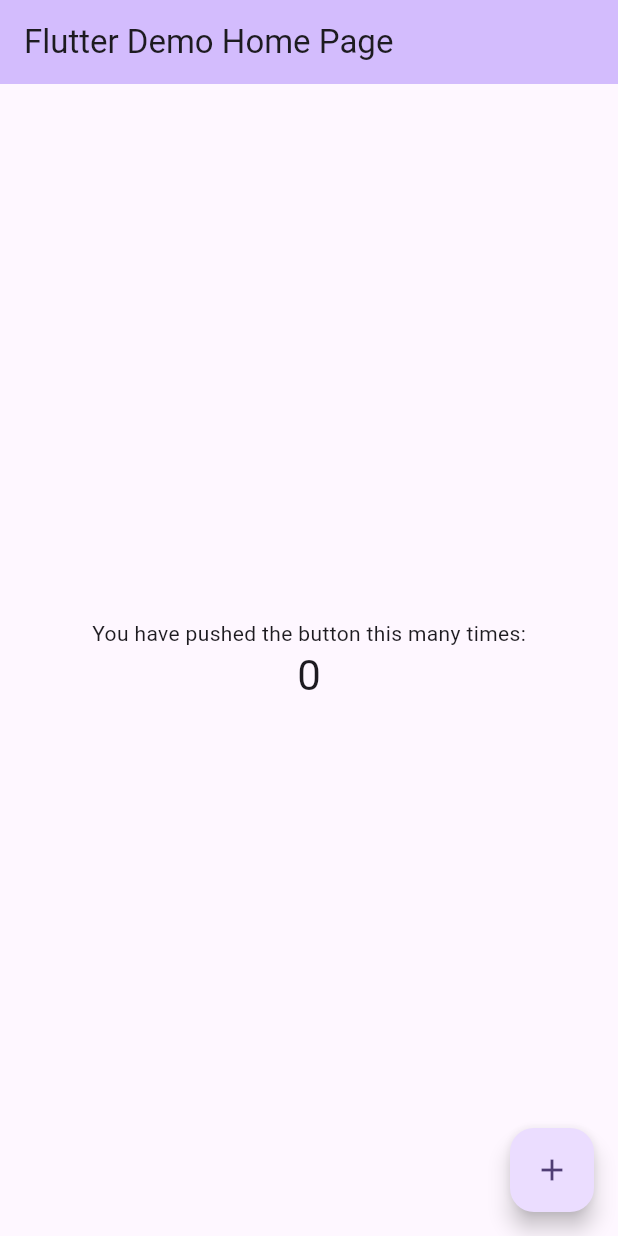
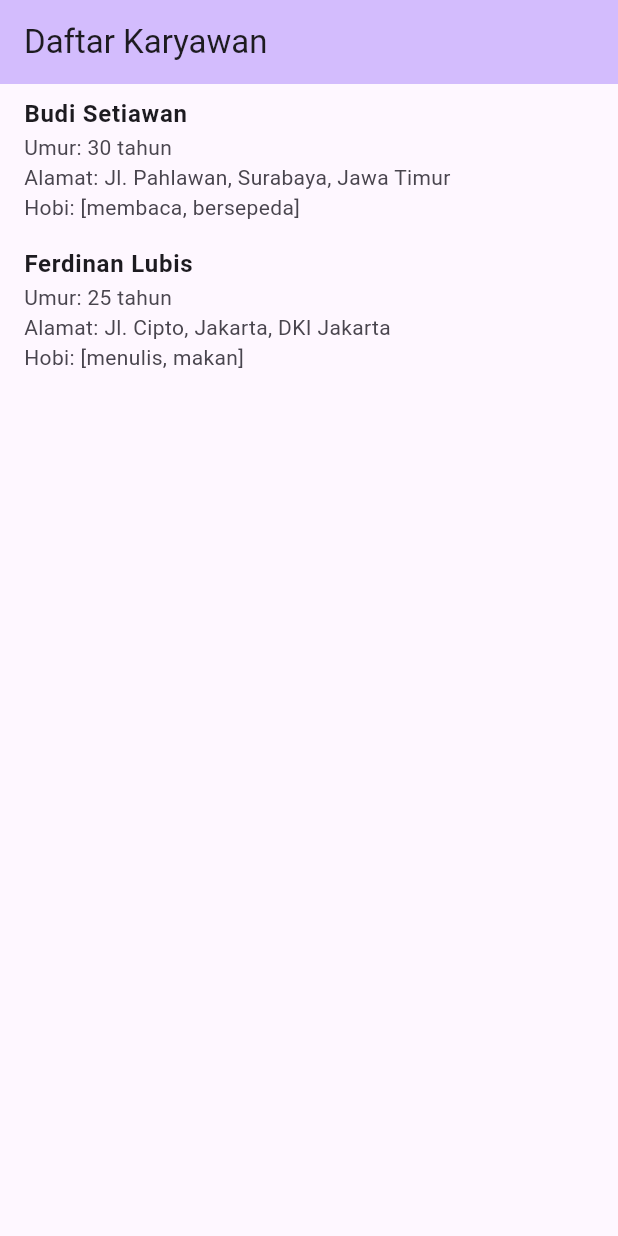
Before and after one commit to Mobile-Programming-MDP/project-latihan-pab2-Davinvincenzel, a Flutter app: the screen it shows after launch, on a phone screen of 412 x 824 dp. Run offline on Flutter 3.47's test engine with Material 3 defaults, Android fonts, the phone set to English and light mode, and no system bars.

Commit message:
ADD : daftar karyawan

```diff
--- /dev/null
+++ b/karyawan/assets/karyawan.json
@@ -0,0 +1,22 @@
+[
+    {
+        "nama" : "Budi Setiawan",
+        "umur" : 30,
+        "alamat" : {
+            "jalan" : "Jl. Pahlawan",
+            "kota" : "Surabaya",
+            "provinsi" : "Jawa Timur"
+        },
+        "hobi" : ["membaca", "bersepeda"]
+    },
+    {
+        "nama" : "Ferdinan Lubis",
+        "umur" : 25,
+        "alamat" : {
+            "jalan" : "Jl. Cipto",
+            "kota" : "Jakarta",
+            "provinsi" : "DKI Jakarta"
+        },
+        "hobi" : ["menulis", "makan"]
+    }
+]
--- a/karyawan/lib/main.dart
+++ b/karyawan/lib/main.dart
@@ -1,4 +1,8 @@
+import 'dart:convert';
+
 import 'package:flutter/material.dart';
+import 'package:flutter/services.dart';
+import 'package:karyawan/models/karyawan.dart';
 
 void main() {
   runApp(const MyApp());
@@ -7,119 +11,67 @@ void main() {
 class MyApp extends StatelessWidget {
   const MyApp({super.key});
 
-  // This widget is the root of your application.
   @override
   Widget build(BuildContext context) {
     return MaterialApp(
-      title: 'Flutter Demo',
+      title: "Daftar Karyawan",
       theme: ThemeData(
-        // This is the theme of your application.
-        //
-        // TRY THIS: Try running your application with "flutter run". You'll see
-        // the application has a purple toolbar. Then, without quitting the app,
-        // try changing the seedColor in the colorScheme below to Colors.green
-        // and then invoke "hot reload" (save your changes or press the "hot
-        // reload" button in a Flutter-supported IDE, or press "r" if you used
-        // the command line to start the app).
-        //
-        // Notice that the counter didn't reset back to zero; the application
-        // state is not lost during the reload. To reset the state, use hot
-        // restart instead.
-        //
-        // This works for code too, not just values: Most code changes can be
-        // tested with just a hot reload.
-        colorScheme: ColorScheme.fromSeed(seedColor: Colors.deepPurple),
-        useMaterial3: true,
-      ),
-      home: const MyHomePage(title: 'Flutter Demo Home Page'),
+          colorScheme: ColorScheme.fromSeed(seedColor: Colors.deepPurple),
+          useMaterial3: true),
+      home: const MyHomePage(),
     );
   }
 }
 
-class MyHomePage extends StatefulWidget {
-  const MyHomePage({super.key, required this.title});
-
-  // This widget is the home page of your application. It is stateful, meaning
-  // that it has a State object (defined below) that contains fields that affect
-  // how it looks.
-
-  // This class is the configuration for the state. It holds the values (in this
-  // case the title) provided by the parent (in this case the App widget) and
-  // used by the build method of the State. Fields in a Widget subclass are
-  // always marked "final".
-
-  final String title;
-
-  @override
-  State<MyHomePage> createState() => _MyHomePageState();
-}
-
-class _MyHomePageState extends State<MyHomePage> {
-  int _counter = 0;
-
-  void _incrementCounter() {
-    setState(() {
-      // This call to setState tells the Flutter framework that something has
-      // changed in this State, which causes it to rerun the build method below
-      // so that the display can reflect the updated values. If we changed
-      // _counter without calling setState(), then the build method would not be
-      // called again, and so nothing would appear to happen.
-      _counter++;
-    });
+class MyHomePage extends StatelessWidget {
+  const MyHomePage({super.key});
+  Future<List<Karyawan>> _readJsonData() async {
+    String response = await rootBundle.loadString("assets/karyawan.json");
+    final List<dynamic> data = json.decode(response);
+    return data.map((json) => Karyawan.fromJson(json)).toList();
   }
 
   @override
   Widget build(BuildContext context) {
-    // This method is rerun every time setState is called, for instance as done
-    // by the _incrementCounter method above.
-    //
-    // The Flutter framework has been optimized to make rerunning build methods
-    // fast, so that you can just rebuild anything that needs updating rather
-    // than having to individually change instances of widgets.
     return Scaffold(
       appBar: AppBar(
-        // TRY THIS: Try changing the color here to a specific color (to
-        // Colors.amber, perhaps?) and trigger a hot reload to see the AppBar
-        // change color while the other colors stay the same.
         backgroundColor: Theme.of(context).colorScheme.inversePrimary,
-        // Here we take the value from the MyHomePage object that was created by
-        // the App.build method, and use it to set our appbar title.
-        title: Text(widget.title),
+        title: const Text("Daftar Karyawan"),
       ),
-      body: Center(
-        // Center is a layout widget. It takes a single child and positions it
-        // in the middle of the parent.
-        child: Column(
-          // Column is also a layout widget. It takes a list of children and
-          // arranges them vertically. By default, it sizes itself to fit its
-          // children horizontally, and tries to be as tall as its parent.
-          //
-          // Column has various properties to control how it sizes itself and
-          // how it positions its children. Here we use mainAxisAlignment to
-          // center the children vertically; the main axis here is the vertical
-          // axis because Columns are vertical (the cross axis would be
-          // horizontal).
-          //
-          // TRY THIS: Invoke "debug painting" (choose the "Toggle Debug Paint"
-          // action in the IDE, or press "p" in the console), to see the
-          // wireframe for each widget.
-          mainAxisAlignment: MainAxisAlignment.center,
-          children: <Widget>[
-            const Text(
-              'You have pushed the button this many times:',
-            ),
-            Text(
-              '$_counter',
-              style: Theme.of(context).textTheme.headlineMedium,
-            ),
-          ],
-        ),
-      ),
-      floatingActionButton: FloatingActionButton(
-        onPressed: _incrementCounter,
-        tooltip: 'Increment',
-        child: const Icon(Icons.add),
-      ), // This trailing comma makes auto-formatting nicer for build methods.
+      body: FutureBuilder<List<Karyawan>>(
+          future: _readJsonData(),
+          builder: (context, snapshot) {
+            if (snapshot.hasData) {
+              return ListView.builder(
+                  itemCount: snapshot.data!.length,
+                  itemBuilder: (context, index) {
+                    return ListTile(
+                        title: Text(
+                          snapshot.data![index].nama,
+                          style: const TextStyle(fontWeight: FontWeight.bold),
+                        ),
+                        subtitle: Column(
+                          crossAxisAlignment: CrossAxisAlignment.start,
+                          children: [
+                            Text("Umur: ${snapshot.data![index].umur} tahun"),
+                            Text(
+                                "Alamat: ${snapshot.data![index].alamat.jalan}, "
+                                "${snapshot.data![index].alamat.kota}, "
+                                "${snapshot.data![index].alamat.provinsi}"),
+                            if (snapshot.data![index].hobi.length > 1)
+                              Text("Hobi: ${snapshot.data![index].hobi}")
+                          ],
+                        ));
+                  });
+            } else if (snapshot.hasError) {
+              return Center(
+                child: Text('${snapshot.error}'),
+              );
+            }
+            return const Center(
+              child: CircularProgressIndicator(),
+            );
+          }),
     );
   }
 }
--- /dev/null
+++ b/karyawan/lib/models/karyawan.dart
@@ -0,0 +1,37 @@
+class Karyawan {
+  final String nama;
+  final int umur;
+  final Alamat alamat;
+  final List<String> hobi;
+
+  Karyawan(
+      {required this.nama,
+      required this.umur,
+      required this.alamat,
+      required this.hobi});
+
+  factory Karyawan.fromJson(Map<String, dynamic> json) {
+    return Karyawan(
+      nama: json['nama'],
+      umur: json['umur'],
+      alamat: Alamat.fromJson(json['alamat']),
+      hobi: List<String>.from(json['hobi']),
+    );
+  }
+}
+
+class Alamat {
+  final String jalan;
+  final String kota;
+  final String provinsi;
+
+  Alamat({required this.jalan, required this.kota, required this.provinsi});
+
+  factory Alamat.fromJson(Map<String, dynamic> json) {
+    return Alamat(
+      jalan: json['jalan'],
+      kota: json['kota'],
+      provinsi: json['provinsi'],
+    );
+  }
+}
--- a/karyawan/pubspec.yaml
+++ b/karyawan/pubspec.yaml
@@ -46,6 +46,7 @@ dev_dependencies:
   # rules and activating additional ones.
   flutter_lints: ^5.0.0
 
+
 # For information on the generic Dart part of this file, see the
 # following page: https://dart.dev/tools/pub/pubspec
 
@@ -56,6 +57,8 @@ flutter:
   # included with your application, so that you can use the icons in
   # the material Icons class.
   uses-material-design: true
+  assets:
+    - assets/karyawan.json
 
   # To add assets to your application, add an assets section, like this:
   # assets:
```
